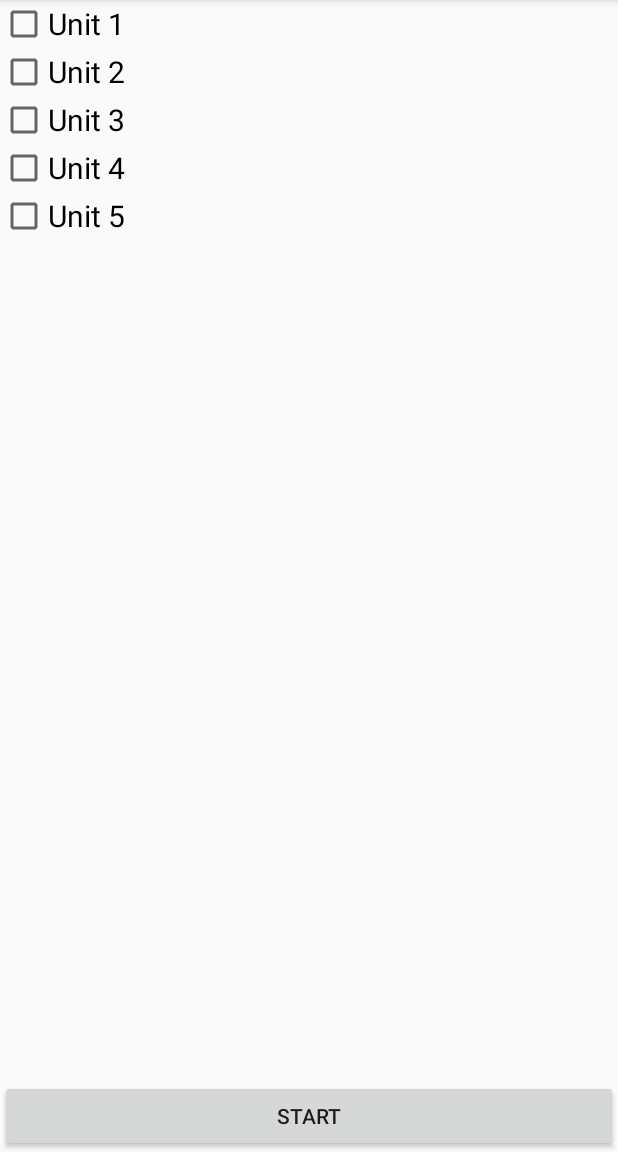
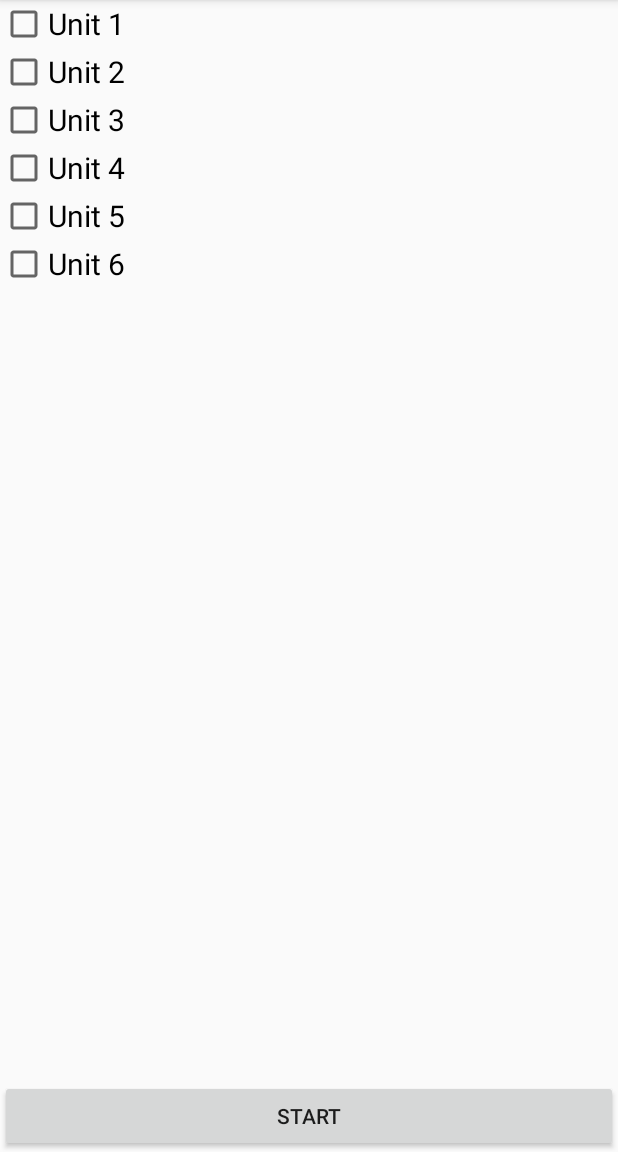
Before and after one commit to kklions1/asl_flash_cards, an Android app: the screen it shows after launch (MainActivity), on a phone screen of 412 x 824 dp, the part 84-1236 px from its top. Run offline under Robolectric (Android 15) with nearby library versions, the phone set to English and light mode, and no system bars.

Commit message:
added unit 6 framework

```diff
--- a/app/src/main/java/com/example/kevin/aslflashcards/fragment/OptionsFragment.java
+++ b/app/src/main/java/com/example/kevin/aslflashcards/fragment/OptionsFragment.java
@@ -26,6 +26,7 @@ public class OptionsFragment extends Fragment {
     private CheckBox unitThreeCheckBox;
     private CheckBox unitFourCheckBox;
     private CheckBox unitFiveCheckBox;
+    private CheckBox unitSixCheckBox;
 
     public static OptionsFragment newInstance() {
         return new OptionsFragment();
@@ -44,6 +45,7 @@ public class OptionsFragment extends Fragment {
         unitThreeCheckBox = view.findViewById(R.id.unit_three_radio);
         unitFourCheckBox = view.findViewById(R.id.unit_four_radio);
         unitFiveCheckBox = view.findViewById(R.id.unit_five_radio);
+        unitSixCheckBox = view.findViewById(R.id.unit_six_radio);
         return view;
     }
 
@@ -86,6 +88,10 @@ public class OptionsFragment extends Fragment {
                 builder.unitFive();
             }
 
+            if (unitSixCheckBox.isChecked()) {
+                builder.unitSix();
+            }
+
             dataManager.setConfiguration(builder.build());
             dataManager.fetchWordList();
 
--- a/app/src/main/java/com/example/kevin/aslflashcards/manager/FlashCardDataManager.java
+++ b/app/src/main/java/com/example/kevin/aslflashcards/manager/FlashCardDataManager.java
@@ -69,6 +69,10 @@ public class FlashCardDataManager {
             fetchedWords.add(jsonObject.getAsJsonArray("unit_5"));
         }
 
+        if (configuration.hasUnitSix()) {
+            fetchedWords.add(jsonObject.getAsJsonArray("unit_6"));
+        }
+
         // TODO possibly refactor, may not be the most optimal solution
         for (JsonArray array : fetchedWords) {
             for (int i = 0; i < array.size(); ++i) {
--- a/app/src/main/res/layout/options_layout.xml
+++ b/app/src/main/res/layout/options_layout.xml
@@ -44,6 +44,13 @@
             android:text="@string/unit_five_text"
             android:textSize="20sp" />
 
+        <CheckBox
+            android:id="@+id/unit_six_radio"
+            android:layout_width="match_parent"
+            android:layout_height="wrap_content"
+            android:text="@string/unit_six_text"
+            android:textSize="20sp" />
+
     </LinearLayout>
 
     <Button
--- a/app/src/main/res/values/strings.xml
+++ b/app/src/main/res/values/strings.xml
@@ -9,4 +9,6 @@
     <string name="unit_three_text">Unit 3</string>
     <string name="unit_four_text">Unit 4</string>
     <string name="unit_five_text">Unit 5</string>
+    <string name="unit_six_text">Unit 6</string>
+
 </resources>
```
Also changed, not shown: app/src/main/java/com/example/kevin/aslflashcards/configuration/UnitConfiguration.java (+10 -0 lines), app/src/main/res/raw/word_list.json (line endings or trailing spaces).
